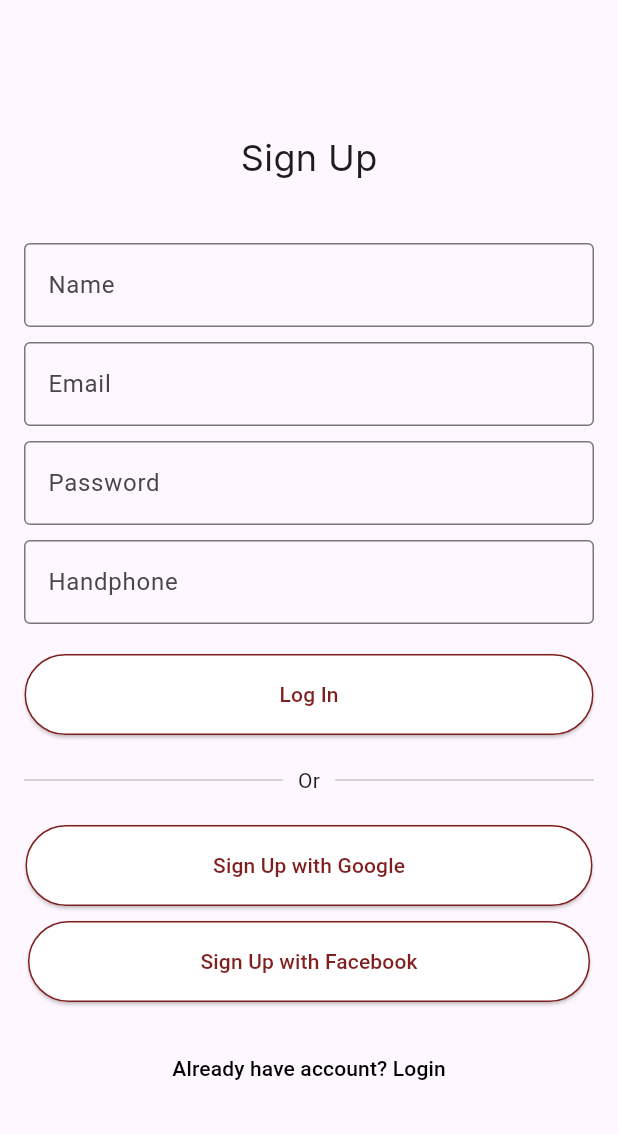
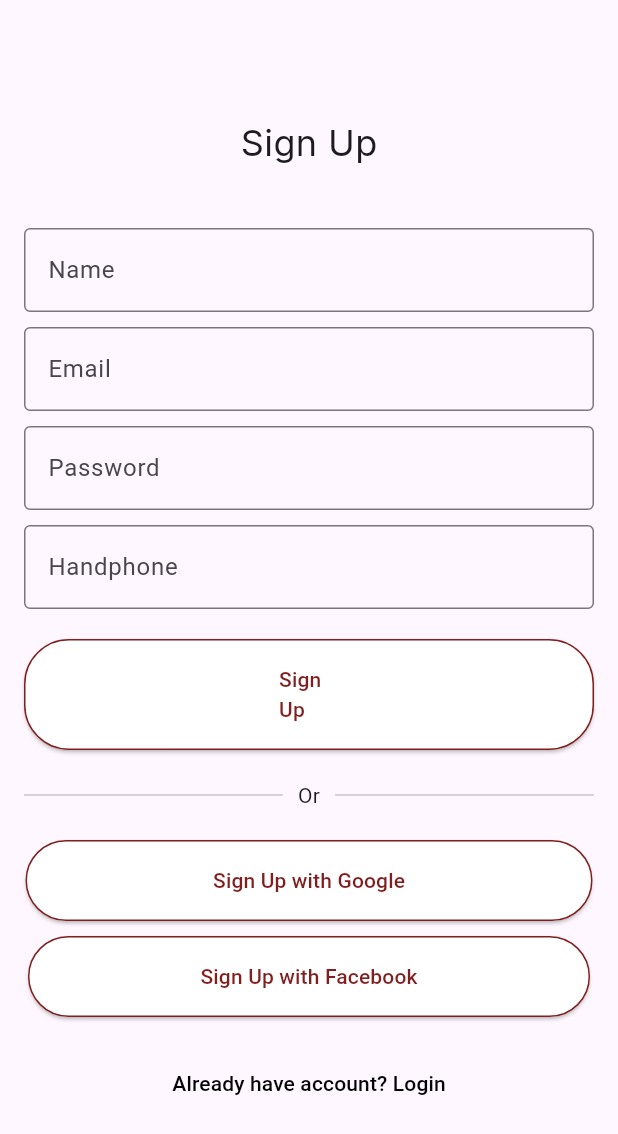
Before and after one commit to slurpiena/flutter_app_notihealth, a Flutter app: the SignUpPage screen opened directly, on a phone screen of 412 x 824 dp. Shown: the top 1134 px of the screen. Run offline on Flutter 3.47's test engine with Material 3 defaults, Android fonts, the phone set to English and light mode, and no system bars; our stand-ins replace flutter_svg, google_fonts.

Commit message:
dah diganti

```diff
--- a/lib/autentifikasi/signuppage.dart
+++ b/lib/autentifikasi/signuppage.dart
@@ -79,7 +79,7 @@ class SignUpPage extends StatelessWidget {
                 ),
                 padding: const EdgeInsets.symmetric(horizontal: 170, vertical: 17),
               ),
-              child: const Text('Log In'),
+              child: const Text('Sign Up'),
             ),
             const SizedBox(height: 20),
             const Row(
```
